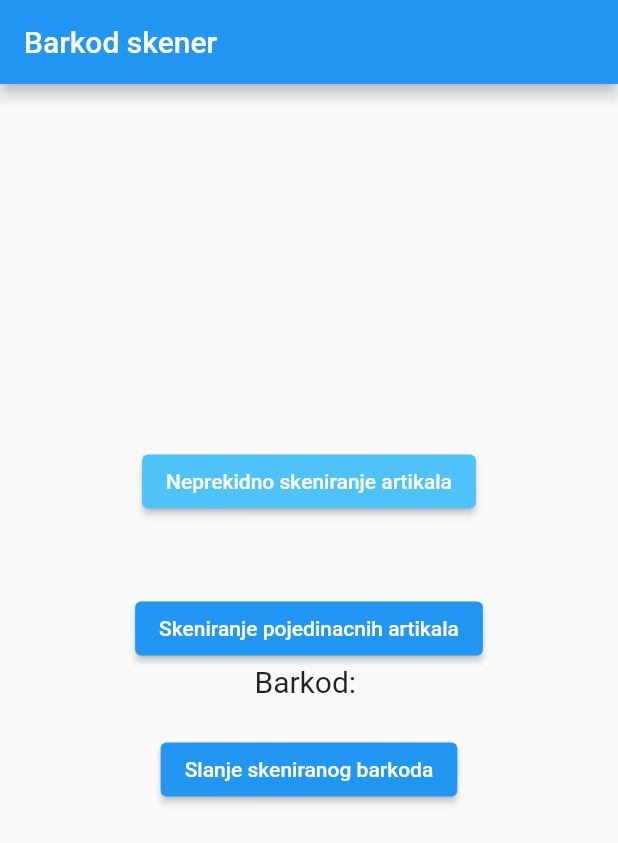
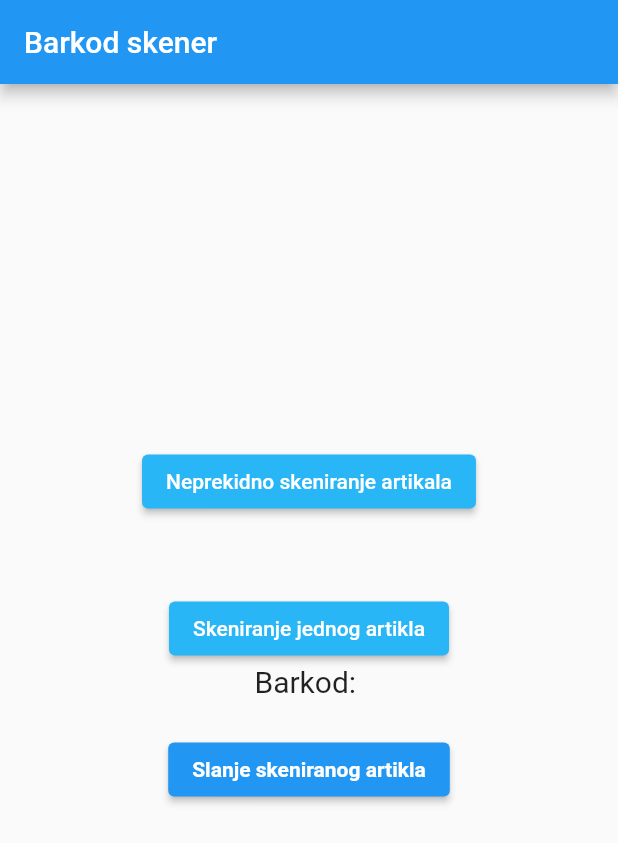
Before and after one commit to ElvaRivle/Kasa-Ugradbeni-sistemi, a Flutter app: the screen it shows after launch, after a tap on "Rezim normalnog rada", on a phone screen of 412 x 824 dp. Shown: the top 843 px of the screen. Run offline on Flutter 3.47's test engine with Material 2 defaults, Android fonts, the phone set to English and light mode, and no system bars; missing offline and left inert: dart:ffi, flutter_barcode_scanner, mqtt_client.

Commit message:
UI mob app doradjen

```diff
--- a/Mobilna-Aplikacija/lib/main.dart
+++ b/Mobilna-Aplikacija/lib/main.dart
@@ -82,7 +82,7 @@ class HomeScreenWidget extends StatelessWidget {
                     }
                     Navigator.push(context, MaterialPageRoute(builder: (context) => NormalModeWidget(client: client)));
                   },
-                  child: const Text('Rezim normalnog rada'),
+                  child: const Text('Rezim normalnog rada', style: TextStyle(fontWeight: FontWeight.bold),),
               ),
               ElevatedButton(
                   onPressed: () {
@@ -91,10 +91,7 @@ class HomeScreenWidget extends StatelessWidget {
                     }
                     Navigator.push(context, MaterialPageRoute(builder: (context) => InsertModeWidget(client: client)));
                   },
-                  child: Text('Rezim unosa artikala'),
-                style: ElevatedButton.styleFrom(
-                    primary: Colors.green
-                ),
+                  child: const Text('Rezim unosa artikala', style: TextStyle(fontWeight: FontWeight.bold),),
               ),
               ElevatedButton(
                   onPressed: () {
@@ -103,10 +100,7 @@ class HomeScreenWidget extends StatelessWidget {
                     }
                     Navigator.push(context, MaterialPageRoute(builder: (context) => DeleteModeWidget(client: client)));
                   },
-                  child: const Text("Rezim brisanja artikala"),
-                  style: ElevatedButton.styleFrom(
-                      primary: Colors.pink.shade700
-                  ),
+                  child: const Text("Rezim brisanja artikala", style: TextStyle(fontWeight: FontWeight.bold),),
               )
             ]
           )
@@ -222,7 +216,7 @@ class NormalModeState extends State<NormalModeWidget> {
                             child: ElevatedButton(
                                 onPressed: () => startBarcodeScanStream(),
                                 style: ElevatedButton.styleFrom(
-                                  primary: Colors.lightBlue.shade300
+                                  primary: Colors.lightBlue.shade400
                                 ),
                                 child: const Text('Neprekidno skeniranje artikala'),
                             ),
@@ -231,7 +225,10 @@ class NormalModeState extends State<NormalModeWidget> {
                               onPressed: () {
                                 scanBarcodeNormal();
                               },
-                              child: const Text('Skeniranje pojedinacnih artikala')),
+                              style: ElevatedButton.styleFrom(
+                                  primary: Colors.lightBlue.shade400
+                              ),
+                              child: const Text('Skeniranje jednog artikla')),
                           Text('Barkod: $_scanBarcode\n',
                               style: const TextStyle(fontSize: 20)),
                           ElevatedButton(
@@ -239,7 +236,7 @@ class NormalModeState extends State<NormalModeWidget> {
                               style: ElevatedButton.styleFrom(
                                 //primary: Colors.green
                               ),
-                              child: const Text("Slanje skeniranog barkoda")
+                              child: const Text("Slanje skeniranog artikla", style: TextStyle(fontWeight: FontWeight.bold),)
                           ),
                           Text('$successMessage\n',
                           style: const TextStyle(fontSize: 20))
@@ -378,15 +375,15 @@ class InsertModeState extends State<InsertModeWidget> {
                             ),
                             ElevatedButton(
                                 onPressed: () => scanBarcodeNormal(),
+                                style: ElevatedButton.styleFrom(
+                                    primary: Colors.lightBlue.shade400
+                                ),
                                 child: const Text('Skeniranje barkoda')),
                             Text('Barkod: $_scanBarcode\n',
                                 style: const TextStyle(fontSize: 20)),
                             ElevatedButton(
                                 onPressed: () => SendAll(),
-                                style: ElevatedButton.styleFrom(
-                                    primary: Colors.green
-                                ),
-                                child: const Text("Slanje artikla")
+                                child: const Text("Slanje artikla", style: TextStyle(fontWeight: FontWeight.bold),)
                             ),
                             Text('$successMessage\n',
                                 style: const TextStyle(fontSize: 20))
@@ -495,15 +492,15 @@ class DeleteModeState extends State<DeleteModeWidget> {
                                 onPressed: () {
                                   scanBarcodeNormal();
                                 },
+                                style: ElevatedButton.styleFrom(
+                                    primary: Colors.lightBlue.shade400
+                                ),
                                 child: const Text('Skeniranje barkoda')),
                             Text('Barkod: $_scanBarcode\n',
                                 style: const TextStyle(fontSize: 20)),
                             ElevatedButton(
                                 onPressed: () => SendBarCode(),
-                                style: ElevatedButton.styleFrom(
-                                    primary: Colors.pink.shade700
-                                ),
-                                child: const Text("Slanje skeniranog barkoda")
+                                child: const Text("Slanje skeniranog artikla", style: TextStyle(fontWeight: FontWeight.bold),)
                             ),
                             Text('$successMessage\n',
                                 style: const TextStyle(fontSize: 20))
```
